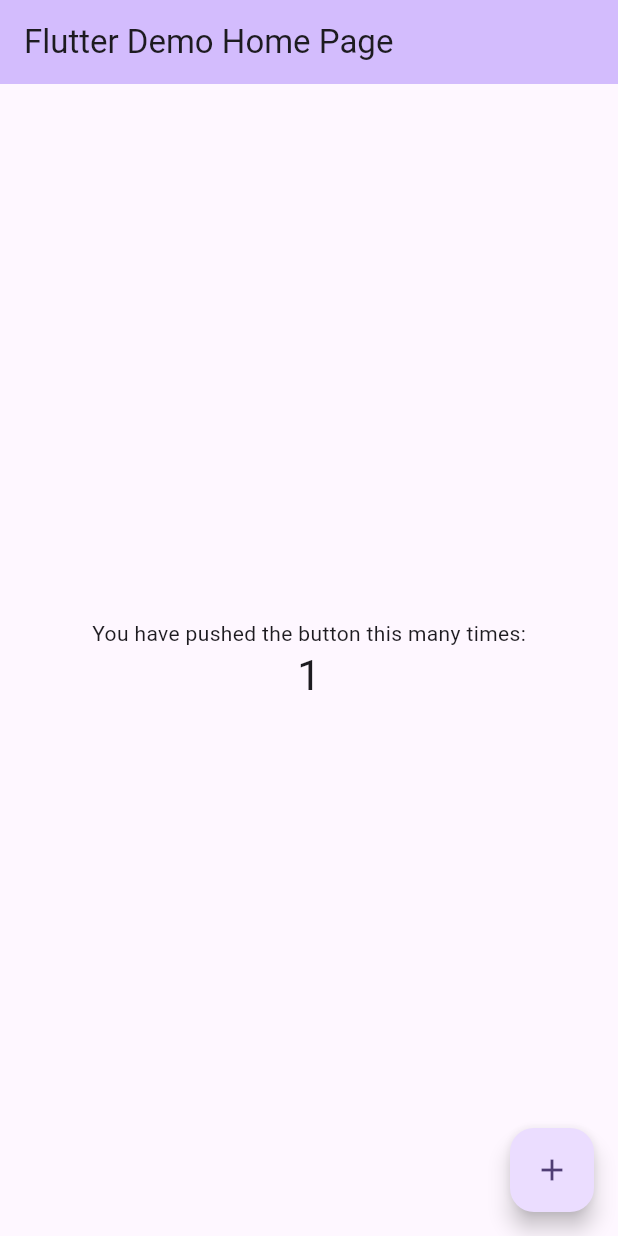
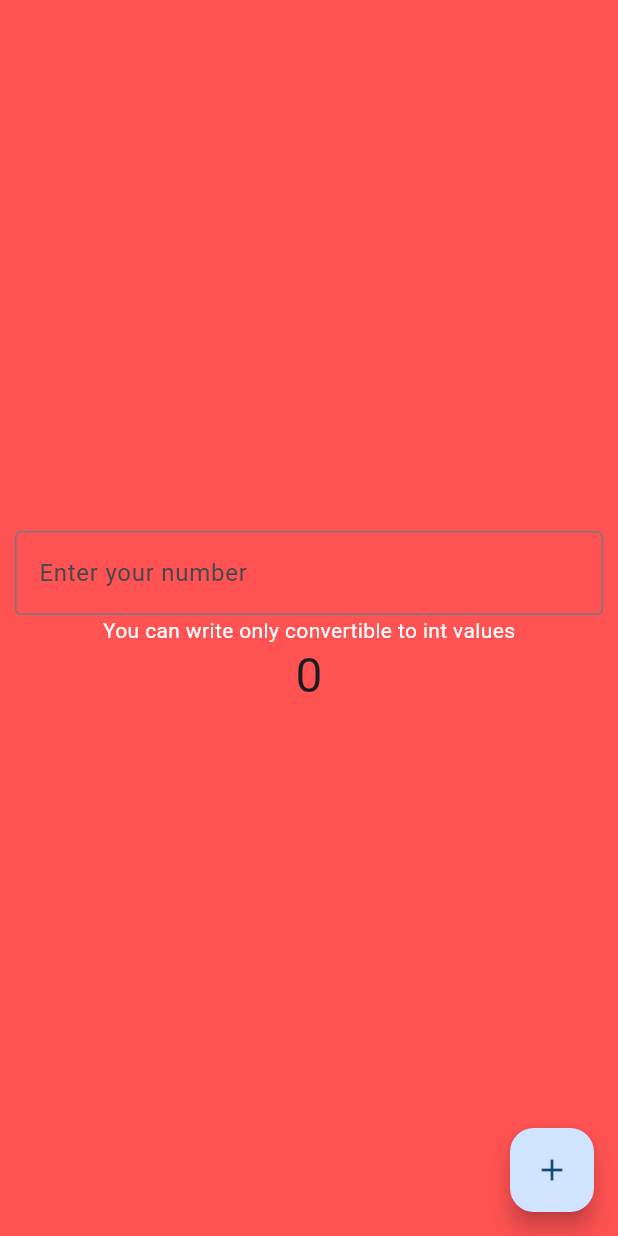
Before and after one commit to igorv404/flutter-first-app, a Flutter app: the screen it shows after launch, after a tap on the "add" icon, on a phone screen of 412 x 824 dp. Run offline on Flutter 3.47's test engine with Material 3 defaults, Android fonts, the phone set to English and light mode, and no system bars.

Commit message:
added lab 1 code

```diff
--- a/lib/main.dart
+++ b/lib/main.dart
@@ -7,119 +7,93 @@ void main() {
 class MyApp extends StatelessWidget {
   const MyApp({super.key});
 
-  // This widget is the root of your application.
   @override
   Widget build(BuildContext context) {
     return MaterialApp(
-      title: 'Flutter Demo',
       theme: ThemeData(
-        // This is the theme of your application.
-        //
-        // TRY THIS: Try running your application with "flutter run". You'll see
-        // the application has a purple toolbar. Then, without quitting the app,
-        // try changing the seedColor in the colorScheme below to Colors.green
-        // and then invoke "hot reload" (save your changes or press the "hot
-        // reload" button in a Flutter-supported IDE, or press "r" if you used
-        // the command line to start the app).
-        //
-        // Notice that the counter didn't reset back to zero; the application
-        // state is not lost during the reload. To reset the state, use hot
-        // restart instead.
-        //
-        // This works for code too, not just values: Most code changes can be
-        // tested with just a hot reload.
-        colorScheme: ColorScheme.fromSeed(seedColor: Colors.deepPurple),
+        colorScheme: ColorScheme.fromSeed(seedColor: Colors.blue),
         useMaterial3: true,
       ),
-      home: const MyHomePage(title: 'Flutter Demo Home Page'),
+      home: const MyHomePage(),
     );
   }
 }
 
 class MyHomePage extends StatefulWidget {
-  const MyHomePage({super.key, required this.title});
-
-  // This widget is the home page of your application. It is stateful, meaning
-  // that it has a State object (defined below) that contains fields that affect
-  // how it looks.
-
-  // This class is the configuration for the state. It holds the values (in this
-  // case the title) provided by the parent (in this case the App widget) and
-  // used by the build method of the State. Fields in a Widget subclass are
-  // always marked "final".
-
-  final String title;
+  const MyHomePage({super.key});
 
   @override
   State<MyHomePage> createState() => _MyHomePageState();
 }
 
 class _MyHomePageState extends State<MyHomePage> {
+  final _magicController = TextEditingController();
   int _counter = 0;
+  bool _isBadValue = false;
+  var _backgroundColor = Colors.white;
 
-  void _incrementCounter() {
+  void _changeCount() {
     setState(() {
-      // This call to setState tells the Flutter framework that something has
-      // changed in this State, which causes it to rerun the build method below
-      // so that the display can reflect the updated values. If we changed
-      // _counter without calling setState(), then the build method would not be
-      // called again, and so nothing would appear to happen.
-      _counter++;
+      final magicValue = int.tryParse(_magicController.text);
+      _backgroundColor = Colors.white;
+      _isBadValue = false;
+      if (magicValue == null) {
+        if (_magicController.text == 'Avada Kedavra') {
+          _counter = 0;
+        } else {
+          _backgroundColor = Colors.redAccent;
+          _isBadValue = true;
+        }
+      } else {
+        _counter += magicValue;
+      }
+      _magicController.clear();
     });
   }
 
   @override
+  void dispose() {
+    _magicController.dispose();
+    super.dispose();
+  }
+
+  @override
   Widget build(BuildContext context) {
-    // This method is rerun every time setState is called, for instance as done
-    // by the _incrementCounter method above.
-    //
-    // The Flutter framework has been optimized to make rerunning build methods
-    // fast, so that you can just rebuild anything that needs updating rather
-    // than having to individually change instances of widgets.
     return Scaffold(
-      appBar: AppBar(
-        // TRY THIS: Try changing the color here to a specific color (to
-        // Colors.amber, perhaps?) and trigger a hot reload to see the AppBar
-        // change color while the other colors stay the same.
-        backgroundColor: Theme.of(context).colorScheme.inversePrimary,
-        // Here we take the value from the MyHomePage object that was created by
-        // the App.build method, and use it to set our appbar title.
-        title: Text(widget.title),
-      ),
+      backgroundColor: _backgroundColor,
       body: Center(
-        // Center is a layout widget. It takes a single child and positions it
-        // in the middle of the parent.
         child: Column(
-          // Column is also a layout widget. It takes a list of children and
-          // arranges them vertically. By default, it sizes itself to fit its
-          // children horizontally, and tries to be as tall as its parent.
-          //
-          // Column has various properties to control how it sizes itself and
-          // how it positions its children. Here we use mainAxisAlignment to
-          // center the children vertically; the main axis here is the vertical
-          // axis because Columns are vertical (the cross axis would be
-          // horizontal).
-          //
-          // TRY THIS: Invoke "debug painting" (choose the "Toggle Debug Paint"
-          // action in the IDE, or press "p" in the console), to see the
-          // wireframe for each widget.
           mainAxisAlignment: MainAxisAlignment.center,
           children: <Widget>[
-            const Text(
-              'You have pushed the button this many times:',
+            Container(
+              padding: const EdgeInsets.symmetric(horizontal: 10),
+              child: TextField(
+                controller: _magicController,
+                decoration: const InputDecoration(
+                  hintText: 'Enter your number',
+                  border: OutlineInputBorder(),
+                ),
+              ),
+            ),
+            Visibility(
+              visible: _isBadValue,
+              child: const Text(
+                'You can write only convertible to int values',
+                style: TextStyle(color: Colors.white),
+              ),
             ),
             Text(
               '$_counter',
-              style: Theme.of(context).textTheme.headlineMedium,
+              style: Theme.of(context).textTheme.headlineLarge,
             ),
           ],
         ),
       ),
       floatingActionButton: FloatingActionButton(
-        onPressed: _incrementCounter,
-        tooltip: 'Increment',
+        onPressed: _changeCount,
+        tooltip: 'Changer',
         child: const Icon(Icons.add),
-      ), // This trailing comma makes auto-formatting nicer for build methods.
+      ),
     );
   }
 }
```
